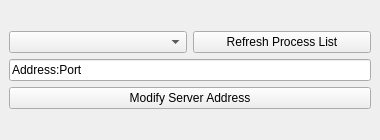
This is mainwindow.ui in NKID00/5DChessServerAddressModifier as Qt 5 draws it before an edit. The edited form follows.
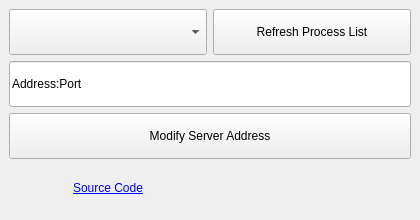
This is the edited form. Icons and pictures are not drawn.

Commit message: feat: partial windows port and mention license

What changed in the file:
```diff
--- a/mainwindow.ui
+++ b/mainwindow.ui
@@ -6,8 +6,8 @@
    <rect>
     <x>0</x>
     <y>0</y>
-    <width>380</width>
-    <height>140</height>
+    <width>420</width>
+    <height>220</height>
    </rect>
   </property>
   <property name="windowTitle">
@@ -17,33 +17,10 @@
    <layout class="QGridLayout" name="gridLayout_2">
     <item row="0" column="0">
      <layout class="QGridLayout" name="gridLayout">
-      <item row="0" column="1">
-       <widget class="QPushButton" name="pushButtonRefresh">
-        <property name="sizePolicy">
-         <sizepolicy hsizetype="Preferred" vsizetype="Fixed">
-          <horstretch>0</horstretch>
-          <verstretch>0</verstretch>
-         </sizepolicy>
-        </property>
-        <property name="text">
-         <string>Refresh Process List</string>
-        </property>
-       </widget>
-      </item>
-      <item row="0" column="0">
-       <widget class="QComboBox" name="comboBoxProcess">
-        <property name="sizePolicy">
-         <sizepolicy hsizetype="Preferred" vsizetype="Fixed">
-          <horstretch>0</horstretch>
-          <verstretch>0</verstretch>
-         </sizepolicy>
-        </property>
-       </widget>
-      </item>
       <item row="2" column="0" colspan="2">
        <widget class="QPushButton" name="pushButtonModify">
         <property name="sizePolicy">
-         <sizepolicy hsizetype="Preferred" vsizetype="Fixed">
+         <sizepolicy hsizetype="Preferred" vsizetype="Preferred">
           <horstretch>0</horstretch>
           <verstretch>0</verstretch>
          </sizepolicy>
@@ -53,10 +30,20 @@
         </property>
        </widget>
       </item>
+      <item row="0" column="0">
+       <widget class="QComboBox" name="comboBoxProcess">
+        <property name="sizePolicy">
+         <sizepolicy hsizetype="Preferred" vsizetype="Preferred">
+          <horstretch>0</horstretch>
+          <verstretch>0</verstretch>
+         </sizepolicy>
+        </property>
+       </widget>
+      </item>
       <item row="1" column="0" colspan="2">
        <widget class="QLineEdit" name="lineEditAddress">
         <property name="sizePolicy">
-         <sizepolicy hsizetype="Preferred" vsizetype="Fixed">
+         <sizepolicy hsizetype="Preferred" vsizetype="Preferred">
           <horstretch>0</horstretch>
           <verstretch>0</verstretch>
          </sizepolicy>
@@ -66,6 +53,42 @@
         </property>
        </widget>
       </item>
+      <item row="0" column="1">
+       <widget class="QPushButton" name="pushButtonRefresh">
+        <property name="sizePolicy">
+         <sizepolicy hsizetype="Preferred" vsizetype="Preferred">
+          <horstretch>0</horstretch>
+          <verstretch>0</verstretch>
+         </sizepolicy>
+        </property>
+        <property name="text">
+         <string>Refresh Process List</string>
+        </property>
+       </widget>
+      </item>
+      <item row="3" column="0">
+       <widget class="QLabel" name="label">
+        <property name="text">
+         <string>&lt;a href=&quot;https://github.com/NKID00/5DChessServerAddressModifier&quot;&gt;Source Code&lt;/a&gt;</string>
+        </property>
+        <property name="alignment">
+         <set>Qt::AlignCenter</set>
+        </property>
+        <property name="openExternalLinks">
+         <bool>true</bool>
+        </property>
+       </widget>
+      </item>
+      <item row="3" column="1">
+       <widget class="QLabel" name="label_2">
+        <property name="text">
+         <string>&lt;html&gt;&lt;head/&gt;&lt;body&gt;&lt;p&gt;&lt;img src=&quot;:/license.svg&quot; width=&quot;120&quot;/&gt;&lt;/p&gt;&lt;/body&gt;&lt;/html&gt;</string>
+        </property>
+        <property name="alignment">
+         <set>Qt::AlignCenter</set>
+        </property>
+       </widget>
+      </item>
      </layout>
     </item>
    </layout>
```
The commit also changes 6 other files.
